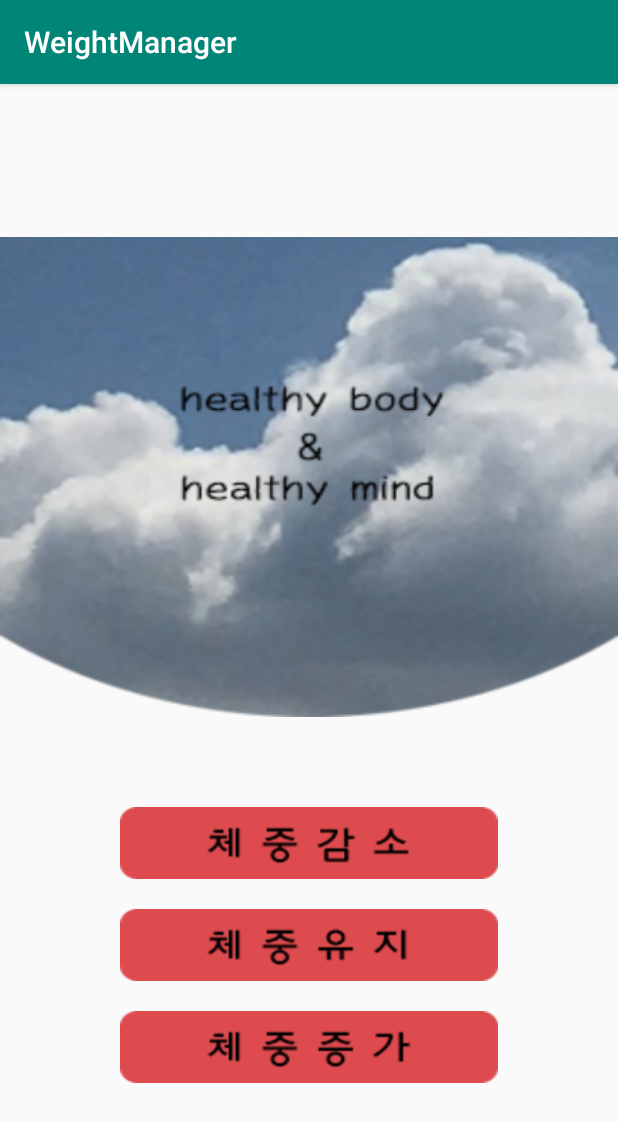
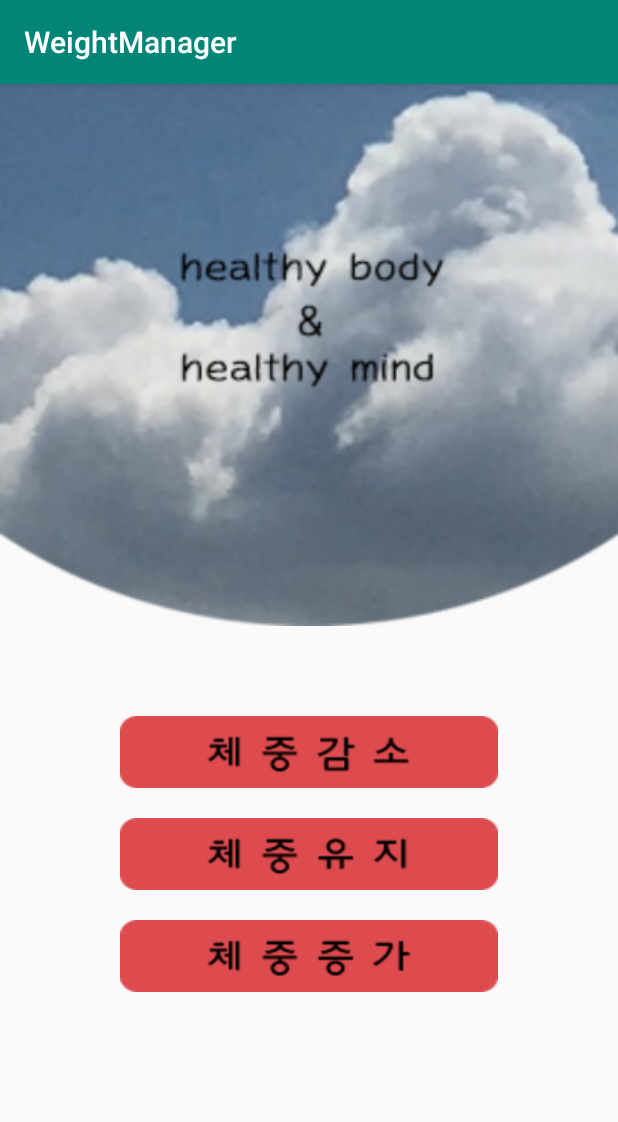
Before and after one commit to choa0707/WeightManager, an Android app: the StartActivity screen opened directly, with no data from a screen before it, on a phone screen of 412 x 824 dp. Shown: the top 1122 px of the screen. Run offline under Robolectric (Android 15) with nearby library versions, the phone set to English and light mode, and no system bars.

```diff
--- a/app/src/main/java/com/example/weightmanager/model/MyDBHelper.java
+++ b/app/src/main/java/com/example/weightmanager/model/MyDBHelper.java
@@ -1,6 +1,7 @@
 package com.example.weightmanager.model;
 
 import android.content.Context;
+import android.database.Cursor;
 import android.database.sqlite.SQLiteDatabase;
 import android.database.sqlite.SQLiteOpenHelper;
 
@@ -15,7 +16,6 @@ public class MyDBHelper extends SQLiteOpenHelper {
     public void onCreate(SQLiteDatabase db) {
         db.execSQL("CREATE TABLE User(user_id      INT    PRIMARY KEY AUTOINCREMENT, name       VARCHAR(45) , nickname     VARCHAR(45)   , gender       INT           ,  birth       DATE          ,     heigh       DOUBLE        ,     weight     DOUBLE        ,     goal       INT           ,     goal_weight  DOUBLE        ,     goal_kcal    DOUBLE         );");
     }
-
     @Override
     public void onUpgrade(SQLiteDatabase db, int oldVersion, int newVersion) {
         //db.execSQL("DROP TABLE IF EXISTS User");
--- a/app/src/main/res/layout/activity_start.xml
+++ b/app/src/main/res/layout/activity_start.xml
@@ -6,16 +6,21 @@
     android:layout_height="match_parent"
     tools:context=".model.StartActivity"
     android:orientation="vertical"
-    android:layout_marginVertical="30dp"
     android:gravity="center">
+
     <LinearLayout
+        android:layout_width="match_parent"
+        android:layout_height="0dp"
+        android:layout_weight="8"
+        android:background="@drawable/b">
 
-        android:background="@drawable/b"
+    </LinearLayout>
+
+    <LinearLayout
         android:layout_width="match_parent"
-        android:layout_height="320dp"></LinearLayout>
-
-
-
+        android:layout_height="0dp"
+        android:layout_weight="9"
+        android:orientation="vertical">
         <Button
             android:background="@drawable/downweight_button"
             android:id="@+id/weight_down"
@@ -42,5 +47,7 @@
             android:layout_marginTop="20dp"
             android:layout_marginHorizontal="80dp"
             />
+    </LinearLayout>
+
 
 </LinearLayout>
```
Also changed, not shown: app/src/main/AndroidManifest.xml (+11 -8 lines), app/src/main/java/com/example/weightmanager/model/ProfileActivity.java (+47 -11 lines), app/src/main/java/com/example/weightmanager/model/SplashActivity.java (added, +68 -0 lines), app/src/main/res/layout/activity_profile.xml (+8 -1 lines), app/src/main/res/layout/activity_splash.xml (added, +9 -0 lines), 1 other file. Lines whose indentation alone changed are shown as unchanged.
